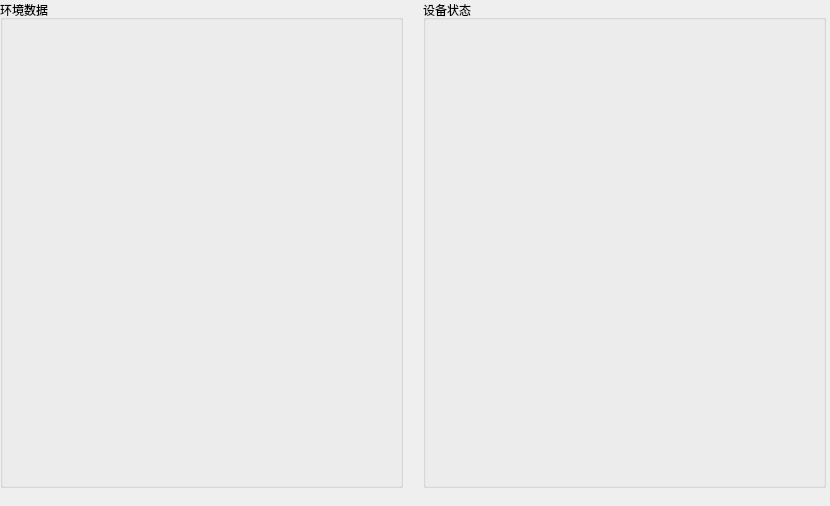
Qt form ui/home_page.ui (LoveMiku233/qt_display_test) before a commit.
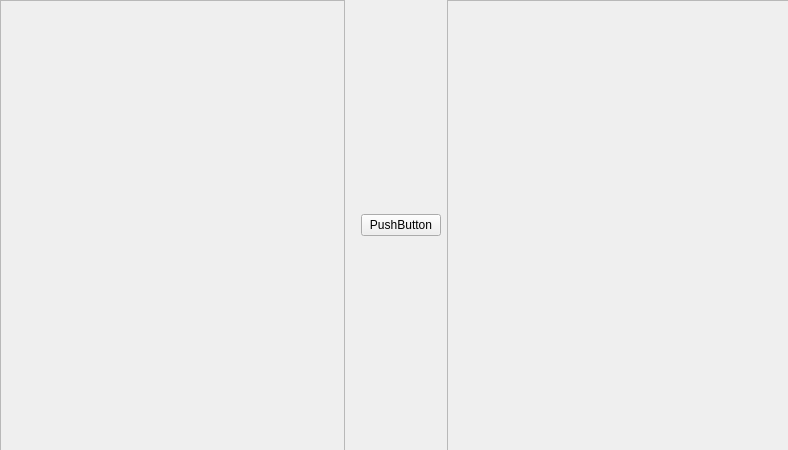
The same form after that commit.

The edit to the form file:
```diff
--- a/ui/home_page.ui
+++ b/ui/home_page.ui
@@ -6,38 +6,81 @@
    <rect>
     <x>0</x>
     <y>0</y>
-    <width>830</width>
-    <height>506</height>
+    <width>788</width>
+    <height>450</height>
    </rect>
   </property>
   <property name="windowTitle">
    <string>Form</string>
   </property>
-  <widget class="QGroupBox" name="groupDevice">
-   <property name="geometry">
-    <rect>
-     <x>423</x>
-     <y>0</y>
-     <width>403</width>
-     <height>488</height>
-    </rect>
-   </property>
-   <property name="title">
-    <string>设备状态</string>
-   </property>
-  </widget>
-  <widget class="QGroupBox" name="groupEnv">
+  <widget class="QWidget" name="horizontalLayoutWidget">
    <property name="geometry">
     <rect>
      <x>0</x>
      <y>0</y>
-     <width>403</width>
-     <height>488</height>
+     <width>791</width>
+     <height>451</height>
     </rect>
    </property>
-   <property name="title">
-    <string>环境数据</string>
-   </property>
+   <layout class="QHBoxLayout" name="horizontalLayout">
+    <item>
+     <widget class="QScrollArea" name="scrollArea_2">
+      <property name="widgetResizable">
+       <bool>true</bool>
+      </property>
+      <widget class="QWidget" name="scroll_2">
+       <property name="geometry">
+        <rect>
+         <x>0</x>
+         <y>0</y>
+         <width>339</width>
+         <height>447</height>
+        </rect>
+       </property>
+      </widget>
+     </widget>
+    </item>
+    <item>
+     <spacer name="horizontalSpacer">
+      <property name="orientation">
+       <enum>Qt::Horizontal</enum>
+      </property>
+      <property name="sizeType">
+       <enum>QSizePolicy::Minimum</enum>
+      </property>
+      <property name="sizeHint" stdset="0">
+       <size>
+        <width>10</width>
+        <height>10</height>
+       </size>
+      </property>
+     </spacer>
+    </item>
+    <item>
+     <widget class="QPushButton" name="pushButton">
+      <property name="text">
+       <string>PushButton</string>
+      </property>
+     </widget>
+    </item>
+    <item>
+     <widget class="QScrollArea" name="scrollArea">
+      <property name="widgetResizable">
+       <bool>true</bool>
+      </property>
+      <widget class="QWidget" name="scroll">
+       <property name="geometry">
+        <rect>
+         <x>0</x>
+         <y>0</y>
+         <width>338</width>
+         <height>447</height>
+        </rect>
+       </property>
+      </widget>
+     </widget>
+    </item>
+   </layout>
   </widget>
  </widget>
  <resources/>
```
